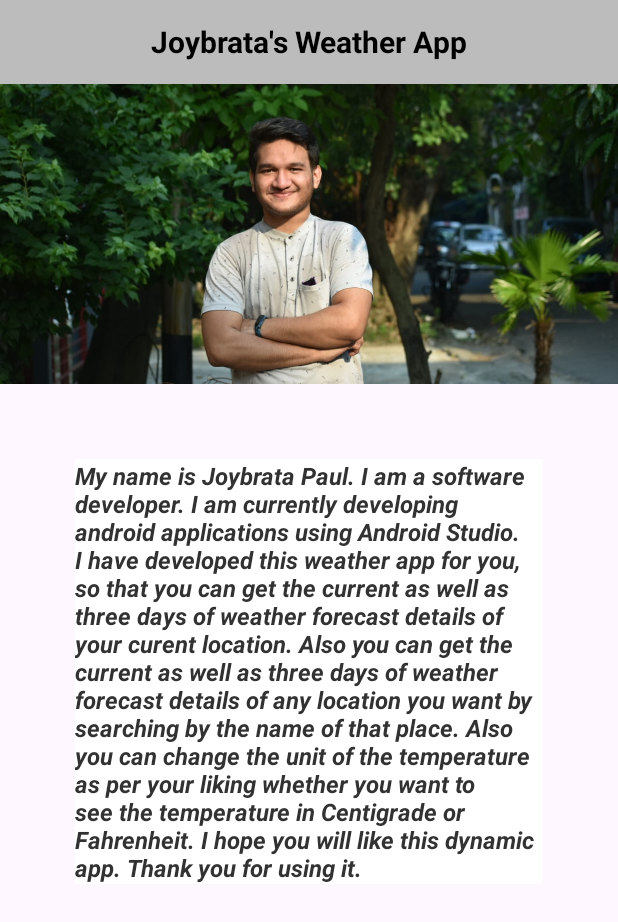
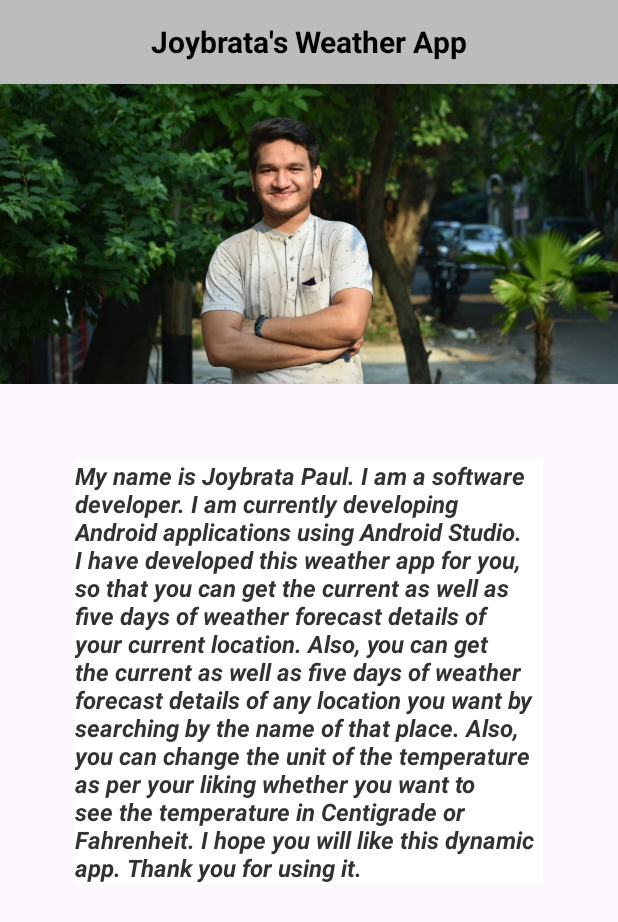
Before and after one commit to joybrata10/Weather-Android-Application, an Android app: the AboutActivity screen opened directly, with no data from a screen before it, on a phone screen of 412 x 824 dp. Shown: the top 922 px of the screen. Run offline under Robolectric (Android 15) with nearby library versions, the light colour scheme and no system bars.

Commit message:
Update strings.xml

```diff
--- a/app/src/main/res/values/strings.xml
+++ b/app/src/main/res/values/strings.xml
@@ -20,7 +20,7 @@
     <string name="centigrade_text">Centigrade</string>
     <string name="fahrenheit_text">Fahrenheit</string>
     <string name="city_name">City Name</string>
-    <string name="developer_description">My name is Joybrata Paul. I am a software developer. I am currently developing android applications using Android Studio. I have developed this weather app for you, so that you can get the current as well as three days of weather forecast details of your curent location. Also you can get the current as well as three days of weather forecast details of any location you want by searching by the name of that place. Also you can change the unit of the temperature as per your liking whether you want to see the temperature in Centigrade or Fahrenheit. I hope you will like this dynamic app. Thank you for using it.</string>
+    <string name="developer_description">My name is Joybrata Paul. I am a software developer. I am currently developing Android applications using Android Studio. I have developed this weather app for you, so that you can get the current as well as five days of weather forecast details of your current location. Also, you can get the current as well as five days of weather forecast details of any location you want by searching by the name of that place. Also, you can change the unit of the temperature as per your liking whether you want to see the temperature in Centigrade or Fahrenheit. I hope you will like this dynamic app. Thank you for using it.</string>
     <string name="joy_weather_app">Joybrata\'s Weather App</string>
     <string name="joybrata_paul">Joybrata Paul</string>
     <string name="weather_app">Weather App</string>
```
